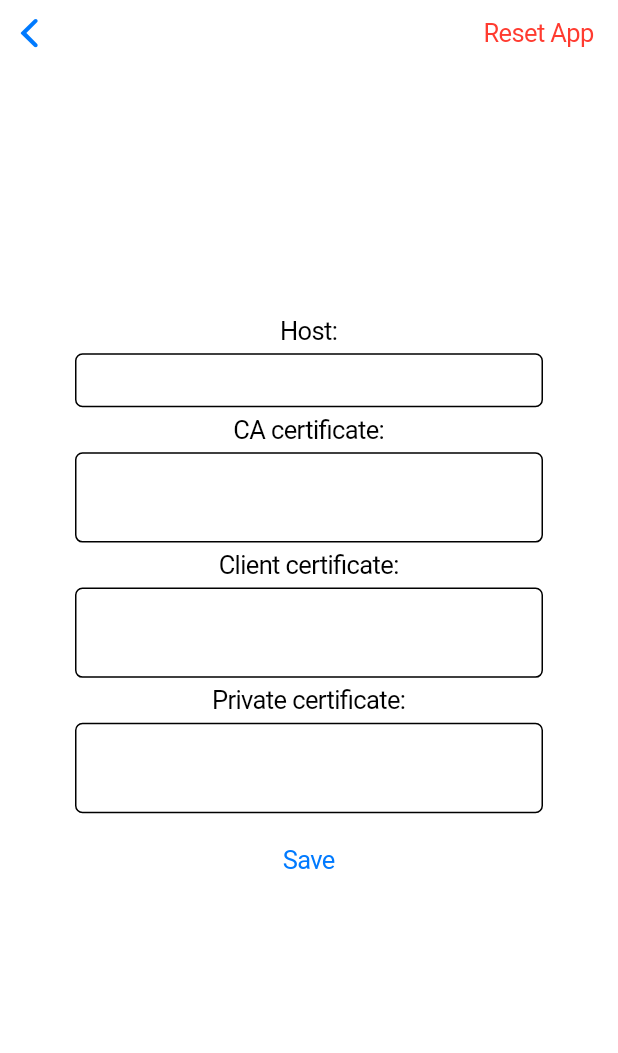
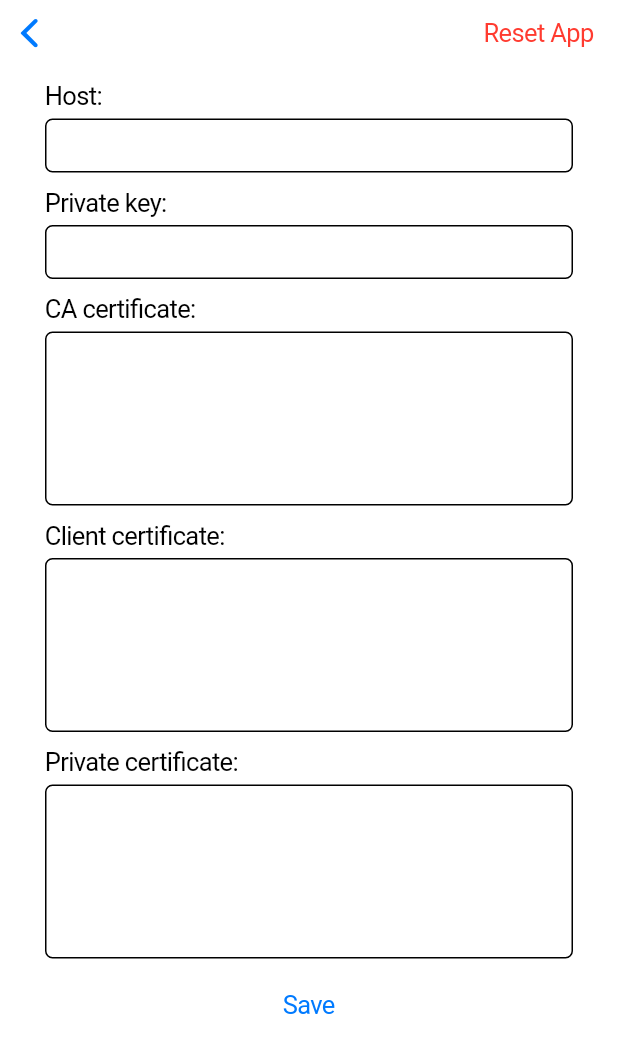
Before and after one commit to mitchell/selfpass, a Flutter app: the Config screen opened directly with empty values, on a phone screen of 412 x 824 dp. Shown: the top 1053 px of the screen. Run offline on Flutter 3.47's test engine with Material 2 defaults, Android fonts, the light colour scheme and no system bars; our stand-ins replace fixnum, flutter_secure_storage; missing offline and left inert: crypt, grpc, protobuf; accounts and stored records are empty.

Commit message:
Add credential screen & screen arguments; refactor config screen

```diff
--- a/lib/repositories/credentials_client.dart
+++ b/lib/repositories/credentials_client.dart
@@ -12,6 +12,7 @@ import '../types/connection_config.dart';
 import '../types/credential.dart';
 
 class CredentialsClient implements CredentialsRepo {
+  static CredentialsClient _cached;
   grpc.CredentialServiceClient _client;
 
   CredentialsClient(ConnectionConfig config) {
@@ -31,6 +32,9 @@ class CredentialsClient implements CredentialsRepo {
       ),
     ));
   }
+
+  factory CredentialsClient.cached({ConnectionConfig config}) =>
+      _cached == null ? _cached = CredentialsClient(config) : _cached;
 
   Stream<Metadata> getAllMetadata(String sourceHost) {
     final request = grpc.GetAllMetadataRequest();
--- a/lib/screens/authentication.dart
+++ b/lib/screens/authentication.dart
@@ -48,6 +48,7 @@ class _AuthenticationState extends State<Authentication> {
       const Flexible(child: Text('Master password:')),
       Flexible(
         child: TextField(
+          maxLines: 1,
           obscure: true,
           autofocus: true,
           controller: _passwordController,
@@ -59,6 +60,7 @@ class _AuthenticationState extends State<Authentication> {
       children.add(const Flexible(child: Text('Re-enter password:')));
       children.add(Flexible(
         child: TextField(
+          maxLines: 1,
           obscure: true,
           controller: _confirmController,
         ),
@@ -85,7 +87,7 @@ class _AuthenticationState extends State<Authentication> {
 
     children.add(CupertinoButton(
       child: Text('Enter'),
-      onPressed: _buildSubmitPressedBuilder(context),
+      onPressed: _buildEnterPressedBuilder(context),
     ));
 
     if (_passesDontMatch) {
@@ -99,7 +101,7 @@ class _AuthenticationState extends State<Authentication> {
     return children;
   }
 
-  VoidCallback _buildSubmitPressedBuilder(BuildContext context) {
+  VoidCallback _buildEnterPressedBuilder(BuildContext context) {
     return () async {
       if (await _passwordIsSet) {
         if (await _config.matchesPasswordHash(_passwordController.text)) {
--- a/lib/screens/config.dart
+++ b/lib/screens/config.dart
@@ -8,11 +8,13 @@ import '../widgets/text_field.dart';
 
 class Config extends StatefulWidget {
   final ConnectionConfig connectionConfig;
+  final String privateKey;
 
-  const Config(this.connectionConfig, {Key key}) : super(key: key);
+  const Config(this.connectionConfig, this.privateKey, {Key key})
+      : super(key: key);
 
   @override
-  State createState() => _ConfigState(this.connectionConfig);
+  State createState() => _ConfigState(this.connectionConfig, this.privateKey);
 }
 
 class _ConfigState extends State<Config> {
@@ -20,10 +22,12 @@ class _ConfigState extends State<Config> {
   TextEditingController _caCertController;
   TextEditingController _certController;
   TextEditingController _privateCertController;
+  TextEditingController _privateKeyController;
   ConnectionConfig _connectionConfig;
+  String _privateKey;
   ConfigRepo _config;
 
-  _ConfigState(this._connectionConfig) {
+  _ConfigState(this._connectionConfig, this._privateKey) {
     if (_connectionConfig == null) {
       _connectionConfig = ConnectionConfig();
     }
@@ -35,6 +39,8 @@ class _ConfigState extends State<Config> {
         TextEditingController(text: _connectionConfig.caCertificate);
     _privateCertController =
         TextEditingController(text: _connectionConfig.privateCertificate);
+
+    _privateKeyController = TextEditingController(text: _privateKey);
   }
 
   @override
@@ -57,22 +63,26 @@ class _ConfigState extends State<Config> {
               ),
             ),
       child: Container(
-        margin: const EdgeInsets.symmetric(horizontal: 50.0),
-        child: Column(children: [
-          Spacer(flex: 3),
-          Flexible(child: Text('Host:')),
-          Flexible(child: TextField(maxLines: 1, controller: _hostController)),
-          Flexible(child: Text('CA certificate:')),
-          Flexible(
-              child: TextField(maxLines: 3, controller: _caCertController)),
-          Flexible(child: Text('Client certificate:')),
-          Flexible(child: TextField(maxLines: 3, controller: _certController)),
-          Flexible(child: Text('Private certificate:')),
-          Flexible(
-              child:
-                  TextField(maxLines: 3, controller: _privateCertController)),
+        margin: const EdgeInsets.symmetric(horizontal: 30),
+        child: ListView(children: [
+          Container(margin: EdgeInsets.only(top: 10), child: Text('Host:')),
+          TextField(maxLines: 1, controller: _hostController),
+          Container(
+              margin: EdgeInsets.only(top: 5), child: Text('Private key:')),
+          TextField(maxLines: 1, controller: _privateKeyController),
+          Container(
+              margin: EdgeInsets.only(top: 5), child: Text('CA certificate:')),
+          TextField(maxLines: 5, controller: _caCertController),
+          Container(
+              margin: EdgeInsets.only(top: 5),
+              child: Text('Client certificate:')),
+          TextField(maxLines: 5, controller: _certController),
+          Container(
+              margin: EdgeInsets.only(top: 5),
+              child: Text('Private certificate:')),
+          TextField(maxLines: 5, controller: _privateCertController),
           CupertinoButton(
-              child: Text('Save'), onPressed: _makeSaveOnPressed(context))
+              child: Text('Save'), onPressed: _makeSaveOnPressed(context)),
         ]),
       ),
     );
@@ -116,6 +126,7 @@ class _ConfigState extends State<Config> {
       );
 
       await _config.setConnectionConfig(connConfig);
+      await _config.setPrivateKey(_privateKeyController.text);
 
       Navigator.of(context)
           .pushReplacementNamed('/home', arguments: connConfig);
--- /dev/null
+++ b/lib/types/screen_arguments.dart
@@ -0,0 +1,8 @@
+import 'connection_config.dart';
+
+class ConfigScreenArguments {
+  final ConnectionConfig connectionConfig;
+  final String privateKey;
+
+  const ConfigScreenArguments(this.connectionConfig, this.privateKey);
+}
--- a/lib/widgets/text_field.dart
+++ b/lib/widgets/text_field.dart
@@ -7,6 +7,8 @@ typedef OnSubmittedBuilder = ValueChanged<String> Function(
 class TextField extends StatelessWidget {
   final OnSubmittedBuilder onSubmittedBuilder;
   final TextEditingController controller;
+  final Widget prefix;
+  final Widget suffix;
   final bool obscure;
   final bool autofocus;
   final bool autocorrect;
@@ -21,6 +23,8 @@ class TextField extends StatelessWidget {
     this.minLines,
     this.maxLines,
     this.autocorrect = false,
+    this.prefix,
+    this.suffix,
   });
 
   @override
@@ -43,6 +47,8 @@ class TextField extends StatelessWidget {
         autocorrect: autocorrect,
         minLines: minLines,
         maxLines: maxLines,
+        prefix: prefix,
+        suffix: suffix,
       ),
     );
   }
```
Also changed, not shown: lib/main.dart (+21 -5 lines), lib/screens/credential.dart (added, +155 -0 lines), lib/screens/credentials.dart (+14 -3 lines), lib/screens/home.dart (+5 -3 lines).
